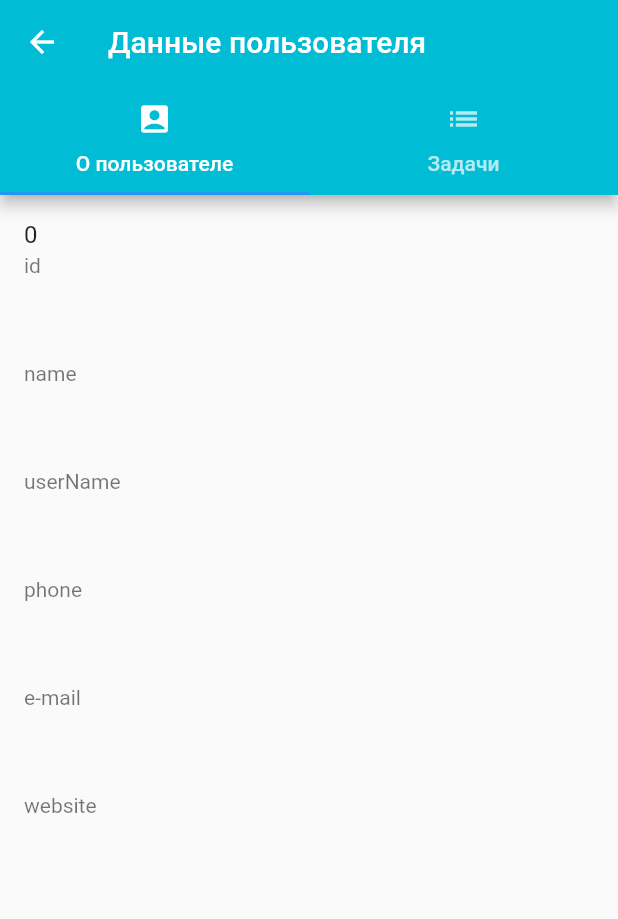
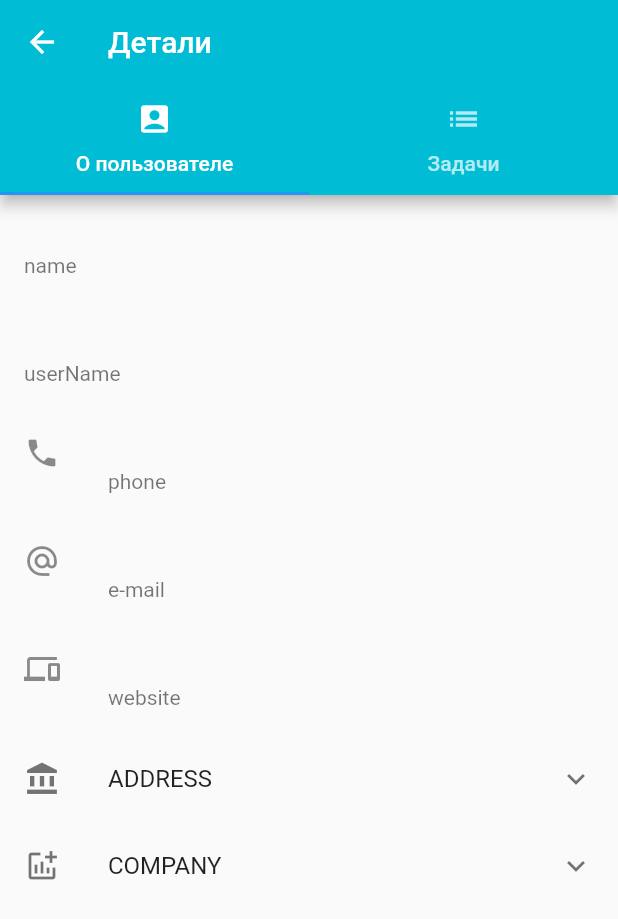
Before and after one commit to LazarevVY/attestation_work_flutter, a Flutter app: the UserDetailsScreen screen opened directly with empty values, on a phone screen of 412 x 824 dp. Shown: the top 919 px of the screen. Run offline on Flutter 3.47's test engine with Material 2 defaults, Android fonts, the phone set to English and light mode, and no system bars; network calls fail.

```diff
--- a/lib/data_classes.dart
+++ b/lib/data_classes.dart
@@ -17,7 +17,7 @@ class Address {
   final String suite;
   final String city;
   final String zipcode;
-  final  geo;
+  final    Geo geo;
 
   const Address({
     required this.street,
--- a/lib/main.dart
+++ b/lib/main.dart
@@ -1,24 +1,22 @@
 import 'package:flutter/material.dart';
 import 'screens/auth_screen.dart';
 import 'screens/main_screen.dart';
-import 'screens/user_details_screen.dart';
 
-void main() {
-  runApp(const MyAttestationWorkApp());
+void main () {
+  runApp ( const MyAttestationWorkApp () );
 }
 
 class MyAttestationWorkApp extends StatelessWidget {
-  const MyAttestationWorkApp({Key? key}) : super(key: key);
+  const MyAttestationWorkApp ( { Key? key } ) : super ( key: key );
 
   @override
-  Widget build(BuildContext context) {
-    return MaterialApp(
+  Widget build ( BuildContext context ) {
+    return MaterialApp (
       debugShowCheckedModeBanner: false,
       initialRoute: "/",
       routes: {
-        "/" :     (context) => AuthScreen(),
-        "/main" : (context) => MainScreen(),
-        //"/details" : (context) => UserDetailsScreen()
+        "/" :     (context) => AuthScreen (),
+        "/main" : (context) => const MainScreen (),
       },
     );
   }
--- a/lib/screens/main_screen.dart
+++ b/lib/screens/main_screen.dart
@@ -63,7 +63,7 @@ class _MainScreenState extends State<MainScreen> {
   @override
   void initState() {
     super.initState();
-    futureUsers = fetchUsersTest();
+    futureUsers = fetchUsers();//fetchUsersTest();
   }
 
   @override
@@ -73,14 +73,13 @@ class _MainScreenState extends State<MainScreen> {
       title: "Fetch User data",
       home: Scaffold(
           appBar: AppBar(
-            title: const Text('Fetch Data Example'),
+            title: const Text('Активные пользователи'),
           ),
           body: Center(
               child: FutureBuilder<List<User>>(
                 future: futureUsers,
                 builder: (context, snapshot) {
                   if (snapshot.hasData) {
-                    print (snapshot.data!);
                     return ListView.builder(
                         itemCount: snapshot.data!.length,
                         itemBuilder: (context, index) {
--- a/lib/screens/user_details_screen.dart
+++ b/lib/screens/user_details_screen.dart
@@ -3,9 +3,9 @@ import 'dart:async';
 import 'dart:convert';
 import 'package:http/http.dart' as http;
 import '../data_classes.dart';
-import '../stubs.dart';
+//import '../stubs.dart'; // для отладки в режиме отсутствия доступа к Интернету
 
-Future <List<Todos>> fetchTodos( int userId ) async {
+Future <List<Todos>> fetchTodos ( int userId ) async {
   final String URI = 'https://jsonplaceholder.typicode.com/todos?userId=${userId}';
   final response = await http.get ( Uri.parse ( URI ) );
   if ( response.statusCode == 200 ) {
@@ -17,100 +17,111 @@ Future <List<Todos>> fetchTodos( int userId ) async {
   }
 }
 
-List<Todos> createTodosList (List data) {
+List<Todos> createTodosList ( List data ) {
   List<Todos> list = [];
-  for (int i = 0; i< data.length; i++) {
-    Todos? todos = Todos.fromJson( data[i] );
-    list.add(todos);
+  for ( int i = 0; i < data.length; i++ ) {
+    Todos? todos = Todos.fromJson ( data [ i ] );
+    list.add ( todos );
   }
   return list;
 }
 
 class UserDetailsScreen extends StatefulWidget {
-  UserDetailsScreen({Key? key, required this.user}) : super(key: key);
+  UserDetailsScreen ( { Key? key, required this.user } ) : super ( key: key );
   User user;
   @override
-  _UserDetailsScreenState createState() => _UserDetailsScreenState();
+  _UserDetailsScreenState createState () => _UserDetailsScreenState ();
 }
-
 class _UserDetailsScreenState extends State<UserDetailsScreen> {
   late Future<List<Todos>> futureTodos;
 
-  ListTile _item (BuildContext context, int index, dynamic snapshot){
-    // цвета элементов ListTile
-    const TextStyle _completedStyle = TextStyle(color: Colors.green);  //для свойства subtitle
-    const TextStyle _titleNameStyle = TextStyle(color: Colors.indigo); //для свойства title
-
+  ListTile _item ( BuildContext context, int index, dynamic snapshot ) {
     return ListTile (
-        title: Text( snapshot.data![index].title,
-            style: _titleNameStyle),
-        trailing: snapshot.data![index].completed ?
-                  const Icon(Icons.check_box_outlined, size: 16, color: Color.fromRGBO(0, 255, 0, 1.0),)
-                  : const Text ("")
+           title: Text ( snapshot.data! [ index ].title,
+            style: const TextStyle ( color: Colors.indigo ) ),
+        subtitle: Text ( "${ snapshot.data! [ index ].id }" ),
+        trailing: snapshot.data! [ index ].completed ?
+                    const Icon ( Icons.check_box_outlined, size: 16, color: Color.fromRGBO ( 0, 255, 0, 1.0 ) )
+                  : const Text ( "" )
     );
   }
 
   @override
-  void initState() {
-    super.initState();
-    futureTodos = fetchTodosTest(1);//fetchTodos(1); //TODO put userId here
+  void initState () {
+    super.initState ();
+    futureTodos = fetchTodos ( widget.user.id ); //fetchTodosTest(widget.user.id); //для отладки в offline
   }
 
   @override
-  Widget build(BuildContext context) {
+  Widget build ( BuildContext context ) {
     final _tabPages = <Widget>[
-      ///////////////// users details
-      Center(
-          child: ListView(
+      Center(                            ///////////////// Подробности про User //////////////////
+          child: ListView (
             children: [
-              ListTile(title: Text("${widget.user.id}"),subtitle: Text("id"),),
-              ListTile(title: Text(widget.user.name),subtitle: Text("name"),),
-              ListTile(title: Text(widget.user.username),subtitle: Text("userName"),),
-              ListTile(title: Text(widget.user.phone),subtitle: Text("phone"),),
-              ListTile(title: Text(widget.user.email),subtitle: Text("e-mail"),),
-              ListTile(title: Text(widget.user.website),subtitle: Text("website"),),
-
+              //ListTile ( title: Text ( "${widget.user.id}"  ), subtitle: const Text ( "id"      ) ),
+              ListTile ( title: Text ( widget.user.name     ), subtitle: const Text ( "name"    ) ),
+              ListTile ( title: Text ( widget.user.username ), subtitle: const Text ( "userName") ),
+              ListTile ( title: Text ( widget.user.phone    ), subtitle: const Text ( "phone"   ), leading: const Icon ( Icons.phone ) ),
+              ListTile ( title: Text ( widget.user.email    ), subtitle: const Text ( "e-mail"  ), leading: const Icon ( Icons.alternate_email ) ),
+              ListTile ( title: Text ( widget.user.website  ), subtitle: const Text ( "website" ), leading: const Icon ( Icons.phonelink_outlined ) ),
+              ExpansionTile (
+                leading: Icon ( Icons.account_balance ),
+                title: Text ( "ADDRESS" ),
+                children: [
+                  ListTile ( title: Text ( widget.user.address.street  ), subtitle: const Text ( "street" ) ),
+                  ListTile ( title: Text ( widget.user.address.suite   ), subtitle: const Text ( "suite"  ) ),
+                  ListTile ( title: Text ( widget.user.address.city    ), subtitle: const Text ( "city"   ) ),
+                  ListTile ( title: Text ( widget.user.address.zipcode ), subtitle: const Text ( "zipcode") ),
+                  ListTile ( title: Text ( widget.user.address.geo.lat ), subtitle: const Text ( "lat"    ) ),
+                  ListTile ( title: Text ( widget.user.address.geo.lng ), subtitle: const Text ( "lng"    ) ),
+                ],
+              ),
+              ExpansionTile (
+                leading: Icon ( Icons.addchart ),
+                  title: Text ( "COMPANY" ),
+                children: [
+                  ListTile ( title: Text ( widget.user.company.name       ), subtitle: const Text ( "name"        ) ),
+                  ListTile ( title: Text ( widget.user.company.bs         ), subtitle: const Text ( "bs"          ) ),
+                  ListTile ( title: Text ( widget.user.company.catchPhrase), subtitle: const Text ( "catchPhrase" ) )
+                ],
+              )
             ],
           )
       ),
-      /////////////// List Todos
-      Center(
-          child: FutureBuilder<List<Todos>>(
+      Center (                         /////////////// Формирование списка задач ///////////////
+          child: FutureBuilder <List<Todos>> (
               future: futureTodos,
-              builder: (context, snapshot) {
-                if (snapshot.hasData) {
-                  //print (snapshot.data!);
-                  return ListView.builder(
+              builder: ( context, snapshot ) {
+                if ( snapshot.hasData ) {
+                  return ListView.builder (
                       itemCount: snapshot.data!.length,
-                      itemBuilder: (context, index) {
-                        return _item(context, index, snapshot);
+                      itemBuilder: ( context, index ) {
+                        return _item( context, index, snapshot );
                       }
                   );
-                } else if (snapshot.hasError) {
-                  return Text('${snapshot.error}');
+                } else if ( snapshot.hasError ) {
+                  return Text ( '${snapshot.error}' );
                 }
-
-                // By default, show a loading spinner.
-                return const CircularProgressIndicator();
-              },
+                return const CircularProgressIndicator ();
+              }
           )
-      ),
-
-
+      )
     ];
-    final _tabHeaders = <Tab>[
-      const Tab(icon: Icon(Icons.account_box_rounded), text: 'О пользователе'),
-      const Tab(icon: Icon(Icons.list), text: 'Задачи'),
+    /////////////////////////////////// Меню из вкладок ///////////////////////////////
+    final _tabHeaders = <Tab> [
+      const Tab ( icon: Icon ( Icons.account_box_rounded), text: 'О пользователе' ),
+      const Tab ( icon: Icon ( Icons.list               ), text: 'Задачи' )
     ];
-    return DefaultTabController(
+    return DefaultTabController (
         length: _tabHeaders.length,
-        child: Scaffold(
-          appBar: AppBar(
-            title: const Text("Данные пользователя"),//TODO put here username
+        child: Scaffold (
+          appBar: AppBar (
+            title: const Text ( "Детали" ),
             backgroundColor: Colors.cyan,
-            bottom: TabBar( tabs: _tabHeaders),
+            bottom: TabBar ( tabs: _tabHeaders ),
           ),
-          body: TabBarView(children: _tabPages),
-    ));
+          body: TabBarView ( children: _tabPages ),
+    )
+    );
   }
 }
```
